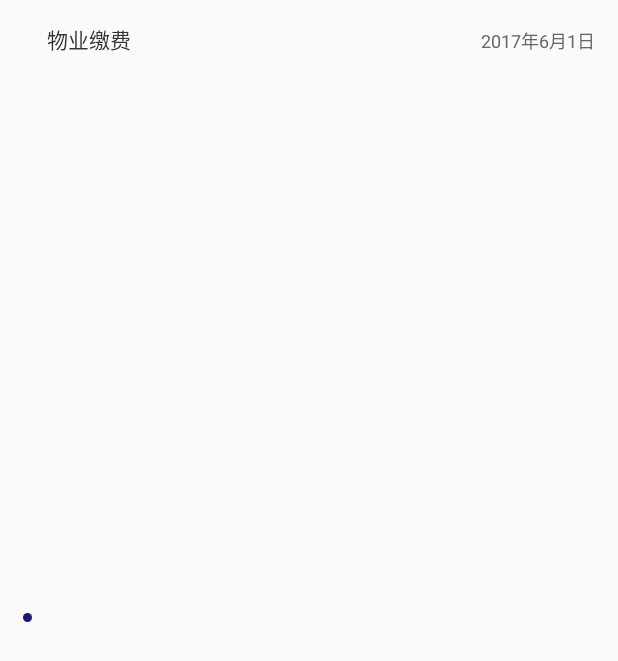
After one commit to RaleighLuo/Wisdom, an Android app: the layout pay_record_item_layout.xml on its own in the app's theme, with its tools: preview values and no code run, on a phone screen of 412 x 824 dp. The commit adds this screen. Shown: the top 661 px of the screen. Run offline under Robolectric (Android 15) with nearby library versions, the phone set to English and light mode, and no system bars.

Commit message:
缴费记录UI

```diff
--- a/app/src/main/AndroidManifest.xml
+++ b/app/src/main/AndroidManifest.xml
@@ -20,6 +20,11 @@
             </intent-filter>
         </activity>
 
+        <activity
+            android:name=".activity.PayRecordActivity"
+            android:configChanges="orientation|screenSize"
+            android:screenOrientation="portrait"
+            android:windowSoftInputMode="adjustUnspecified|stateHidden|adjustPan"/>
         <activity
             android:name=".activity.PersonInforActivity"
             android:configChanges="orientation|screenSize"
--- a/app/src/main/res/layout/home_full_screen_layout.xml
+++ b/app/src/main/res/layout/home_full_screen_layout.xml
@@ -6,6 +6,8 @@
     android:id="@+id/home_full_screen_layout_ll_title_container"
     >
     <TextView
+        android:onClick="onClickListener"
+        android:clickable="true"
         android:layout_width="wrap_content"
         android:layout_height="wrap_content"
         android:text="@string/pay_record"
@@ -15,6 +17,8 @@
         android:id="@+id/home_full_screen_layout_tv_pay_record"
         />
     <TextView
+        android:onClick="onClickListener"
+        android:clickable="true"
         android:layout_width="wrap_content"
         android:layout_height="wrap_content"
         android:text="@string/repair_record"
--- /dev/null
+++ b/app/src/main/res/layout/pay_record_item_layout.xml
@@ -0,0 +1,34 @@
+<?xml version="1.0" encoding="utf-8"?>
+<LinearLayout xmlns:android="http://schemas.android.com/apk/res/android"
+    android:orientation="horizontal" android:layout_width="match_parent"
+    android:layout_height="match_parent"
+    android:padding="15dip"
+    >
+    <FrameLayout
+        android:layout_width="wrap_content"
+        android:layout_height="match_parent">
+        <View android:layout_width="6dip"
+            android:layout_height="6dip"
+            android:layout_gravity="center_vertical"
+            android:background="@drawable/repair_oval_shape"
+            />
+    </FrameLayout>
+    <TextView
+        android:layout_width="match_parent"
+        android:layout_weight="1"
+        android:layout_marginLeft="10dip"
+        android:layout_marginRight="10dip"
+        android:textColor="@color/common_text_color"
+        android:layout_height="wrap_content"
+        android:text="@string/property_payment"
+        />
+    <TextView
+        android:layout_width="wrap_content"
+        android:layout_height="wrap_content"
+        android:text="2017年6月1日"
+        android:textColor="@color/common_light_text_color"
+        android:layout_weight="0"
+        android:textSize="12sp"
+        />
+
+</LinearLayout>
--- a/app/src/main/res/values/strings.xml
+++ b/app/src/main/res/values/strings.xml
@@ -39,4 +39,6 @@
     <string name="contact_phone">联系电话</string>
     <string name="own_community">我的小区</string>
     <string name="contact_property">联系物业</string>
+    <!--物业缴费-->
+    <string name="property_payment">物业缴费</string>
 </resources>
```
Also changed, not shown: app/src/main/java/com/gkzxhn/wisdom/activity/MainActivity.java (+7 -1 lines), app/src/main/java/com/gkzxhn/wisdom/adapter/PayRecordAdapter.java (added, +46 -0 lines), app/src/main/java/com/gkzxhn/wisdom/fragment/RepairFragment.java (+46 -0 lines), app/src/main/res/layout/pay_record_layout.xml (added, +19 -0 lines).
